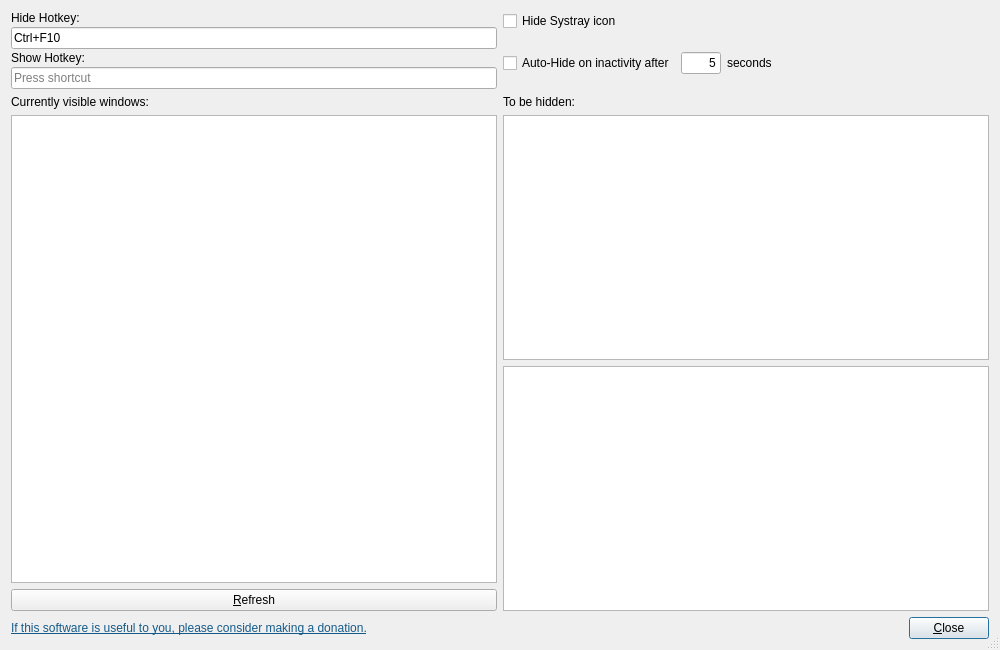
The window that src/bosskeydialog.ui (solaristhesun/bosskey) describes before a commit, drawn with Qt 5.
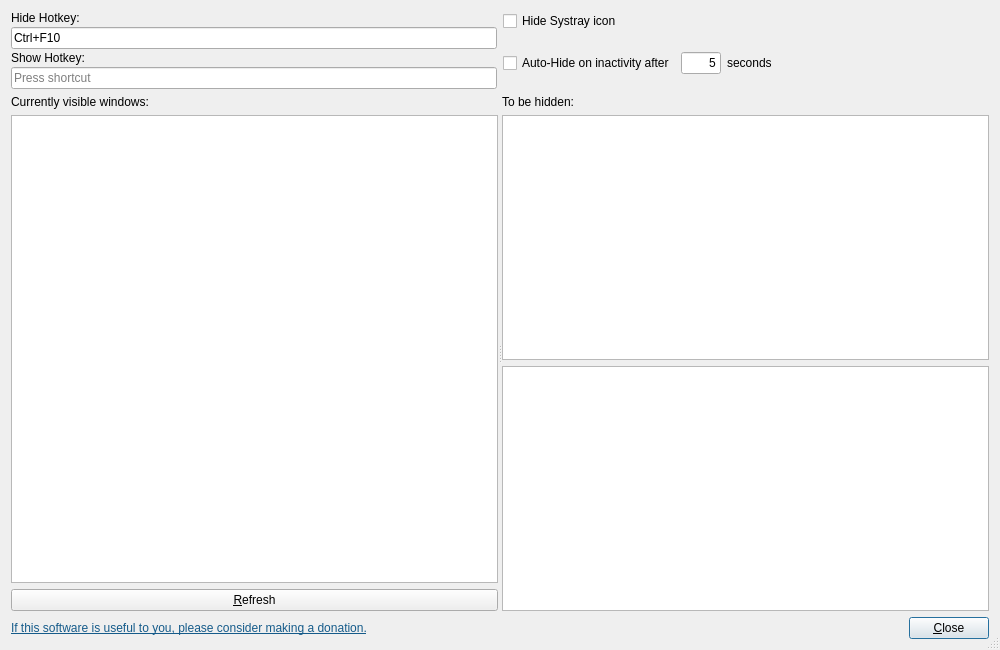
The same window after the commit. Icons and pictures are not drawn. Custom widgets are drawn as their Qt base class.

Patch:
```diff
--- a/src/bosskeydialog.ui
+++ b/src/bosskeydialog.ui
@@ -19,7 +19,7 @@
   <property name="modal">
    <bool>true</bool>
   </property>
-  <layout class="QVBoxLayout" name="verticalLayout">
+  <layout class="QVBoxLayout" name="verticalLayout" stretch="0,1,0">
    <item>
     <layout class="QHBoxLayout" name="horizontalLayout_3">
      <item>
@@ -120,8 +120,11 @@
     </layout>
    </item>
    <item>
-    <layout class="QHBoxLayout" name="horizontalLayout">
-     <item>
+    <widget class="QSplitter" name="splitter">
+     <property name="orientation">
+      <enum>Qt::Horizontal</enum>
+     </property>
+     <widget class="QWidget" name="">
       <layout class="QVBoxLayout" name="verticalLayout_2">
        <item>
         <widget class="QLabel" name="label">
@@ -191,8 +194,8 @@
         </widget>
        </item>
       </layout>
-     </item>
-     <item>
+     </widget>
+     <widget class="QWidget" name="">
       <layout class="QVBoxLayout" name="verticalLayout_3">
        <item>
         <widget class="QLabel" name="label_2">
@@ -230,12 +233,18 @@
          <property name="showGrid">
           <bool>false</bool>
          </property>
+         <attribute name="horizontalHeaderDefaultSectionSize">
+          <number>150</number>
+         </attribute>
          <attribute name="horizontalHeaderStretchLastSection">
           <bool>true</bool>
          </attribute>
          <attribute name="verticalHeaderVisible">
           <bool>false</bool>
          </attribute>
+         <attribute name="verticalHeaderDefaultSectionSize">
+          <number>28</number>
+         </attribute>
         </widget>
        </item>
        <item>
@@ -246,8 +255,8 @@
         </widget>
        </item>
       </layout>
-     </item>
-    </layout>
+     </widget>
+    </widget>
    </item>
    <item>
     <layout class="QHBoxLayout" name="horizontalLayout_2">
```
Left out of the diff: 3 changed lines with no effect on the pictures.
